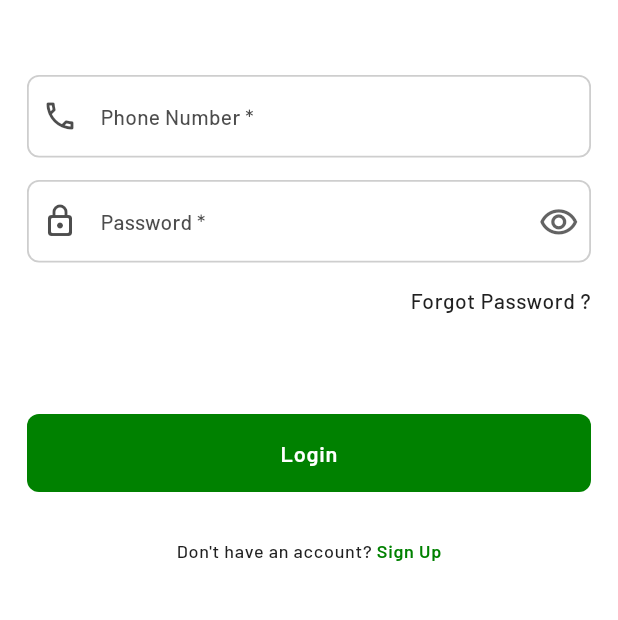
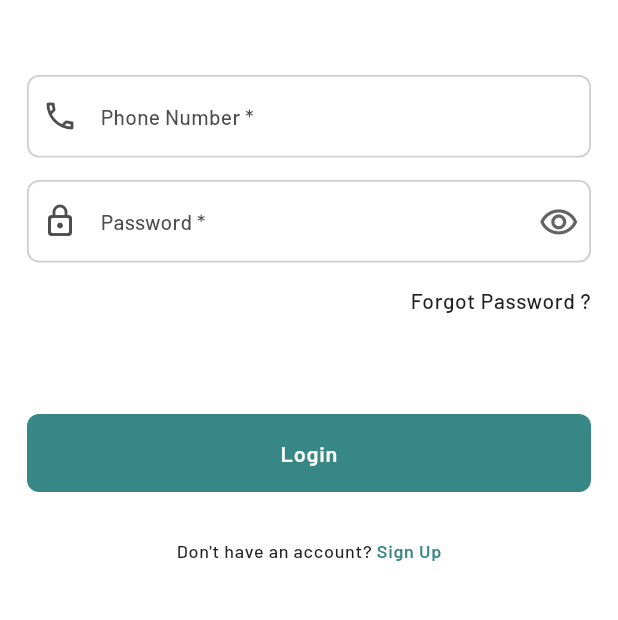
Before and after one commit to Etang-ken/E-moneytransfer, a Flutter app: the screen it shows after launch, on a phone screen of 412 x 824 dp, the part 531-1151 px from its top. Run offline on Flutter 3.47's test engine with Material 3 defaults, Android fonts, the phone set to English and light mode, and no system bars; our stand-ins replace awesome_snackbar_content, connectivity, dotted_line, flutter_secure_storage, flutter_svg, fluttertoast and 3 more; missing offline and left inert: clipboard, flutter_share; Roboto replaces fonts that are missing (Poppins); project files that could hold a hidden picture were left out.

Commit message:
App pull update

```diff
--- a/lib/helper/app_utils.dart
+++ b/lib/helper/app_utils.dart
@@ -13,7 +13,7 @@ import 'package:awesome_snackbar_content/awesome_snackbar_content.dart';
 final storage = FlutterSecureStorage();
 
 class AppUtils {
-  static const Color PrimaryColor = Color(0xFF008100);
+  static const Color PrimaryColor = Color(0xFF378786);
   static Color PrimaryLight = Color(0xffEAE3E8);
   static Color GreenColor = Color(0xff019F01);
   static Color YellowColor = Color(0xffFF9719);
--- a/lib/main.dart
+++ b/lib/main.dart
@@ -1,5 +1,6 @@
 import 'dart:async';
 
+import 'package:eltransfer/helper/app_utils.dart';
 import 'package:eltransfer/onboarding/auth/register.dart';
 import 'package:flutter/material.dart';
 import 'package:flutter/services.dart';
@@ -46,9 +47,9 @@ class MyApp extends StatelessWidget {
       theme: ThemeData(
         // primarySwatch: MaterialColor(),
         // Define the default brightness and colors.
-        primaryColor: Color(0xFF008100),
+        primaryColor: AppUtils.PrimaryColor,
         hintColor: Color(0xffFF9719),
-        backgroundColor: Color(0xFF008100).withOpacity(0.03),
+        backgroundColor: AppUtils.PrimaryColor.withOpacity(0.03),
         unselectedWidgetColor: Colors.grey,
         primaryColorDark: Color(0xff000000),
         primaryColorLight: Color(0xffffffff),
@@ -151,10 +152,11 @@ class MyApp extends StatelessWidget {
     });
     return Container(
       decoration: BoxDecoration(
-          color: Theme.of(context).backgroundColor,
-          image: const DecorationImage(
-              image: AssetImage('assets/images/splash_bg.png'),
-              fit: BoxFit.fill)),
+        color: AppUtils.PrimaryColor.withOpacity(0.3),
+        // image: const DecorationImage(
+        //     image: AssetImage('assets/images/splash_bg.png'),
+        //     fit: BoxFit.fill)
+      ),
       width: double.infinity,
       height: double.infinity,
       child: Center(
```
